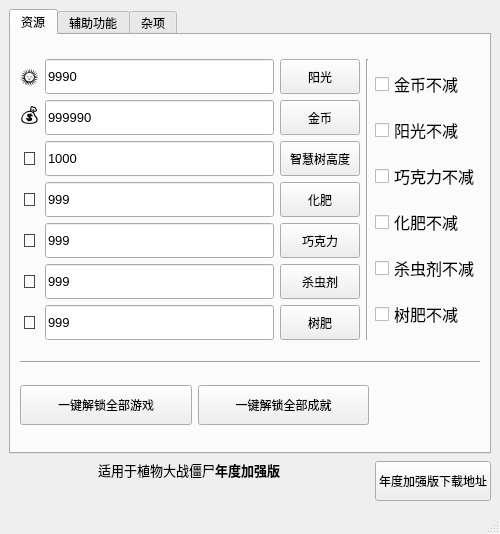
First picture: the form in pvztool.ui, repository windshadow233/pvz-toolkit, before the edit.
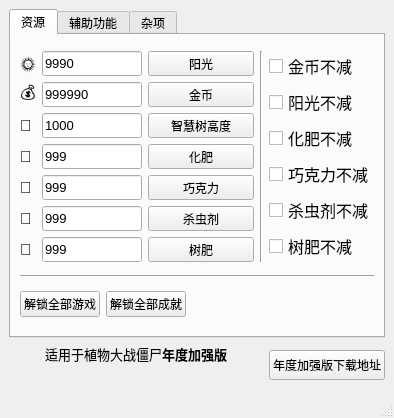
Second picture: the form after the edit.

Commit message: 修改了界面

Patch:
```diff
--- a/pvztool.ui
+++ b/pvztool.ui
@@ -6,8 +6,8 @@
    <rect>
     <x>0</x>
     <y>0</y>
-    <width>500</width>
-    <height>534</height>
+    <width>394</width>
+    <height>418</height>
    </rect>
   </property>
   <property name="sizePolicy">
@@ -95,24 +95,69 @@
         <string>资源</string>
        </attribute>
        <layout class="QGridLayout" name="gridLayout_3">
-        <item row="0" column="3">
-         <widget class="Line" name="line">
-          <property name="orientation">
-           <enum>Qt::Vertical</enum>
-          </property>
-         </widget>
-        </item>
-        <item row="1" column="0" colspan="5">
-         <widget class="Line" name="line_3">
-          <property name="orientation">
-           <enum>Qt::Horizontal</enum>
-          </property>
-         </widget>
-        </item>
-        <item row="0" column="4">
-         <layout class="QVBoxLayout" name="verticalLayout_4">
+        <item row="0" column="0">
+         <layout class="QHBoxLayout" name="horizontalLayout_3">
+          <item>
+           <layout class="QVBoxLayout" name="verticalLayout">
+            <item>
+             <widget class="QLabel" name="label">
+              <property name="sizePolicy">
+               <sizepolicy hsizetype="Fixed" vsizetype="Preferred">
+                <horstretch>0</horstretch>
+                <verstretch>0</verstretch>
+               </sizepolicy>
+              </property>
+              <property name="minimumSize">
+               <size>
+                <width>0</width>
+                <height>0</height>
+               </size>
+              </property>
+              <property name="maximumSize">
+               <size>
+                <width>16777215</width>
+                <height>25</height>
+               </size>
+              </property>
+              <property name="font">
+               <font>
+                <family>Arial</family>
+                <pointsize>12</pointsize>
+                <weight>50</weight>
+                <bold>false</bold>
+               </font>
+              </property>
+              <property name="toolTipDuration">
+               <number>0</number>
+              </property>
+              <property name="text">
+               <string>🌞</string>
+              </property>
+              <property name="alignment">
+               <set>Qt::AlignCenter</set>
+              </property>
+             </widget>
+            </item>
           <item>
-           <widget class="QCheckBox" name="checkBox_4">
+             <widget class="QLabel" name="label_2">
+              <property name="sizePolicy">
+               <sizepolicy hsizetype="Fixed" vsizetype="Preferred">
+                <horstretch>0</horstretch>
+                <verstretch>0</verstretch>
+               </sizepolicy>
+              </property>
+              <property name="minimumSize">
+               <size>
+                <width>0</width>
+                <height>0</height>
+               </size>
+              </property>
+              <property name="maximumSize">
+               <size>
+                <width>16777215</width>
+                <height>25</height>
+               </size>
+              </property>
             <property name="font">
              <font>
               <family>Arial</family>
@@ -122,12 +167,33 @@
              </font>
             </property>
             <property name="text">
-             <string>金币不减</string>
-            </property>
+               <string>💰</string>
+              </property>
+              <property name="alignment">
+               <set>Qt::AlignCenter</set>
+              </property>
            </widget>
           </item>
           <item>
-           <widget class="QCheckBox" name="checkBox_5">
+             <widget class="QLabel" name="label_3">
+              <property name="sizePolicy">
+               <sizepolicy hsizetype="Fixed" vsizetype="Preferred">
+                <horstretch>0</horstretch>
+                <verstretch>0</verstretch>
+               </sizepolicy>
+              </property>
+              <property name="minimumSize">
+               <size>
+                <width>0</width>
+                <height>0</height>
+               </size>
+              </property>
+              <property name="maximumSize">
+               <size>
+                <width>16777215</width>
+                <height>25</height>
+               </size>
+              </property>
             <property name="font">
              <font>
               <family>Arial</family>
@@ -137,12 +203,33 @@
              </font>
             </property>
             <property name="text">
-             <string>阳光不减</string>
-            </property>
+               <string>🌳</string>
+              </property>
+              <property name="alignment">
+               <set>Qt::AlignCenter</set>
+              </property>
            </widget>
           </item>
           <item>
-           <widget class="QCheckBox" name="checkBox_6">
+             <widget class="QLabel" name="label_4">
+              <property name="sizePolicy">
+               <sizepolicy hsizetype="Fixed" vsizetype="Preferred">
+                <horstretch>0</horstretch>
+                <verstretch>0</verstretch>
+               </sizepolicy>
+              </property>
+              <property name="minimumSize">
+               <size>
+                <width>0</width>
+                <height>0</height>
+               </size>
+              </property>
+              <property name="maximumSize">
+               <size>
+                <width>16777215</width>
+                <height>25</height>
+               </size>
+              </property>
             <property name="font">
              <font>
               <family>Arial</family>
@@ -152,12 +239,36 @@
              </font>
             </property>
             <property name="text">
-             <string>巧克力不减</string>
-            </property>
+               <string>🌱</string>
+              </property>
+              <property name="textFormat">
+               <enum>Qt::AutoText</enum>
+              </property>
+              <property name="alignment">
+               <set>Qt::AlignCenter</set>
+              </property>
            </widget>
           </item>
           <item>
-           <widget class="QCheckBox" name="checkBox_7">
+             <widget class="QLabel" name="label_5">
+              <property name="sizePolicy">
+               <sizepolicy hsizetype="Fixed" vsizetype="Preferred">
+                <horstretch>0</horstretch>
+                <verstretch>0</verstretch>
+               </sizepolicy>
+              </property>
+              <property name="minimumSize">
+               <size>
+                <width>0</width>
+                <height>0</height>
+               </size>
+              </property>
+              <property name="maximumSize">
+               <size>
+                <width>16777215</width>
+                <height>25</height>
+               </size>
+              </property>
             <property name="font">
              <font>
               <family>Arial</family>
@@ -167,12 +278,33 @@
              </font>
             </property>
             <property name="text">
-             <string>化肥不减</string>
-            </property>
+               <string>🍫</string>
+              </property>
+              <property name="alignment">
+               <set>Qt::AlignCenter</set>
+              </property>
            </widget>
           </item>
           <item>
-           <widget class="QCheckBox" name="checkBox_8">
+             <widget class="QLabel" name="label_6">
+              <property name="sizePolicy">
+               <sizepolicy hsizetype="Fixed" vsizetype="Preferred">
+                <horstretch>0</horstretch>
+                <verstretch>0</verstretch>
+               </sizepolicy>
+              </property>
+              <property name="minimumSize">
+               <size>
+                <width>0</width>
+                <height>0</height>
+               </size>
+              </property>
+              <property name="maximumSize">
+               <size>
+                <width>16777215</width>
+                <height>25</height>
+               </size>
+              </property>
             <property name="font">
              <font>
               <family>Arial</family>
@@ -182,12 +314,33 @@
              </font>
             </property>
             <property name="text">
-             <string>杀虫剂不减</string>
-            </property>
+               <string>🐛</string>
+              </property>
+              <property name="alignment">
+               <set>Qt::AlignCenter</set>
+              </property>
            </widget>
           </item>
           <item>
-           <widget class="QCheckBox" name="checkBox_9">
+             <widget class="QLabel" name="label_7">
+              <property name="sizePolicy">
+               <sizepolicy hsizetype="Fixed" vsizetype="Preferred">
+                <horstretch>0</horstretch>
+                <verstretch>0</verstretch>
+               </sizepolicy>
+              </property>
+              <property name="minimumSize">
+               <size>
+                <width>0</width>
+                <height>0</height>
+               </size>
+              </property>
+              <property name="maximumSize">
+               <size>
+                <width>16777215</width>
+                <height>25</height>
+               </size>
+              </property>
             <property name="font">
              <font>
               <family>Arial</family>
@@ -197,20 +350,29 @@
              </font>
             </property>
             <property name="text">
-             <string>树肥不减</string>
+               <string>🌲</string>
+              </property>
+              <property name="alignment">
+               <set>Qt::AlignCenter</set>
             </property>
            </widget>
           </item>
          </layout>
         </item>
-        <item row="0" column="1">
+          <item>
          <layout class="QVBoxLayout" name="verticalLayout_2">
           <item>
            <widget class="QLineEdit" name="lineEdit">
             <property name="minimumSize">
              <size>
               <width>0</width>
-              <height>35</height>
+                <height>25</height>
+               </size>
+              </property>
+              <property name="maximumSize">
+               <size>
+                <width>100</width>
+                <height>16777215</height>
              </size>
             </property>
             <property name="font">
@@ -237,7 +399,13 @@
             <property name="minimumSize">
              <size>
               <width>0</width>
-              <height>35</height>
+                <height>25</height>
+               </size>
+              </property>
+              <property name="maximumSize">
+               <size>
+                <width>100</width>
+                <height>16777215</height>
              </size>
             </property>
             <property name="font">
@@ -264,7 +432,13 @@
             <property name="minimumSize">
              <size>
               <width>0</width>
-              <height>35</height>
+                <height>25</height>
+               </size>
+              </property>
+              <property name="maximumSize">
+               <size>
+                <width>100</width>
+                <height>16777215</height>
              </size>
             </property>
             <property name="font">
@@ -291,7 +465,13 @@
             <property name="minimumSize">
              <size>
               <width>0</width>
-              <height>35</height>
+                <height>25</height>
+               </size>
+              </property>
+              <property name="maximumSize">
+               <size>
+                <width>100</width>
+                <height>16777215</height>
              </size>
             </property>
             <property name="font">
@@ -318,7 +498,13 @@
             <property name="minimumSize">
              <size>
               <width>0</width>
-              <height>35</height>
+                <height>25</height>
+               </size>
+              </property>
+              <property name="maximumSize">
+               <size>
+                <width>100</width>
+                <height>16777215</height>
              </size>
             </property>
             <property name="font">
@@ -345,7 +531,13 @@
             <property name="minimumSize">
              <size>
               <width>0</width>
-              <height>35</height>
+                <height>25</height>
+               </size>
+              </property>
+              <property name="maximumSize">
+               <size>
+                <width>100</width>
+                <height>16777215</height>
              </size>
             </property>
             <property name="font">
@@ -372,7 +564,13 @@
             <property name="minimumSize">
              <size>
               <width>0</width>
-              <height>35</height>
+                <height>25</height>
+               </size>
+              </property>
+              <property name="maximumSize">
+               <size>
+                <width>100</width>
+                <height>16777215</height>
              </size>
             </property>
             <property name="font">
@@ -396,8 +594,8 @@
           </item>
          </layout>
         </item>
-        <item row="0" column="2">
-         <layout class="QVBoxLayout" name="verticalLayout_3">
+          <item>
+           <layout class="QVBoxLayout" name="verticalLayout_5">
           <item>
            <widget class="QPushButton" name="pushButton">
             <property name="sizePolicy">
@@ -415,7 +613,7 @@
             <property name="maximumSize">
              <size>
               <width>16777215</width>
-              <height>35</height>
+                <height>25</height>
              </size>
             </property>
             <property name="text">
@@ -443,7 +641,7 @@
             <property name="maximumSize">
              <size>
               <width>16777215</width>
-              <height>35</height>
+                <height>25</height>
              </size>
             </property>
             <property name="text">
@@ -471,7 +669,7 @@
             <property name="maximumSize">
              <size>
               <width>16777215</width>
-              <height>35</height>
+                <height>25</height>
              </size>
             </property>
             <property name="text">
@@ -499,7 +697,7 @@
             <property name="maximumSize">
              <size>
               <width>16777215</width>
-              <height>35</height>
+                <height>25</height>
              </size>
             </property>
             <property name="text">
@@ -527,7 +725,7 @@
             <property name="maximumSize">
              <size>
               <width>16777215</width>
-              <height>35</height>
+                <height>25</height>
              </size>
             </property>
             <property name="text">
@@ -555,7 +753,7 @@
             <property name="maximumSize">
              <size>
               <width>16777215</width>
-              <height>35</height>
+                <height>25</height>
              </size>
             </property>
             <property name="text">
@@ -583,7 +781,7 @@
             <property name="maximumSize">
              <size>
               <width>16777215</width>
-              <height>35</height>
+                <height>25</height>
              </size>
             </property>
             <property name="text">
@@ -593,266 +791,169 @@
           </item>
          </layout>
         </item>
-        <item row="0" column="0">
-         <layout class="QVBoxLayout" name="verticalLayout">
-          <item>
-           <widget class="QLabel" name="label">
-            <property name="sizePolicy">
-             <sizepolicy hsizetype="Preferred" vsizetype="Preferred">
-              <horstretch>0</horstretch>
-              <verstretch>0</verstretch>
-             </sizepolicy>
-            </property>
-            <property name="minimumSize">
-             <size>
-              <width>0</width>
-              <height>0</height>
-             </size>
-            </property>
-            <property name="maximumSize">
-             <size>
-              <width>16777215</width>
-              <height>35</height>
-             </size>
-            </property>
-            <property name="font">
-             <font>
-              <family>Arial</family>
-              <pointsize>14</pointsize>
-              <weight>50</weight>
-              <bold>false</bold>
-             </font>
-            </property>
-            <property name="toolTipDuration">
-             <number>0</number>
-            </property>
-            <property name="text">
-             <string>🌞</string>
-            </property>
-            <property name="alignment">
-             <set>Qt::AlignCenter</set>
-            </property>
-           </widget>
-          </item>
+         </layout>
+        </item>
+        <item row="0" column="1">
+         <widget class="Line" name="line">
+          <property name="orientation">
+           <enum>Qt::Vertical</enum>
+          </property>
+         </widget>
+        </item>
+        <item row="0" column="2">
+         <layout class="QVBoxLayout" name="verticalLayout_4">
           <item>
-           <widget class="QLabel" name="label_2">
-            <property name="sizePolicy">
-             <sizepolicy hsizetype="Preferred" vsizetype="Preferred">
-              <horstretch>0</horstretch>
-              <verstretch>0</verstretch>
-             </sizepolicy>
-            </property>
-            <property name="minimumSize">
-             <size>
-              <width>0</width>
-              <height>0</height>
-             </size>
-            </property>
-            <property name="maximumSize">
-             <size>
-              <width>16777215</width>
-              <height>35</height>
-             </size>
-            </property>
+           <widget class="QCheckBox" name="checkBox_4">
             <property name="font">
              <font>
               <family>Arial</family>
-              <pointsize>14</pointsize>
+              <pointsize>12</pointsize>
               <weight>50</weight>
               <bold>false</bold>
              </font>
             </property>
             <property name="text">
-             <string>💰</string>
+             <string>金币不减</string>
             </property>
-            <property name="alignment">
-             <set>Qt::AlignCenter</set>
-            </property>
            </widget>
           </item>
           <item>
-           <widget class="QLabel" name="label_3">
-            <property name="minimumSize">
-             <size>
-              <width>0</width>
-              <height>0</height>
-             </size>
-            </property>
-            <property name="maximumSize">
-             <size>
-              <width>16777215</width>
-              <height>35</height>
-             </size>
-            </property>
+           <widget class="QCheckBox" name="checkBox_5">
             <property name="font">
              <font>
               <family>Arial</family>
-              <pointsize>14</pointsize>
+              <pointsize>12</pointsize>
               <weight>50</weight>
               <bold>false</bold>
              </font>
             </property>
             <property name="text">
-             <string>🌳</string>
+             <string>阳光不减</string>
             </property>
-            <property name="alignment">
-             <set>Qt::AlignCenter</set>
-            </property>
            </widget>
           </item>
           <item>
-           <widget class="QLabel" name="label_4">
-            <property name="minimumSize">
-             <size>
-              <width>0</width>
-              <height>0</height>
-             </size>
-            </property>
-            <property name="maximumSize">
-             <size>
-              <width>776</width>
-              <height>35</height>
-             </size>
-            </property>
+           <widget class="QCheckBox" name="checkBox_7">
             <property name="font">
              <font>
               <family>Arial</family>
-              <pointsize>14</pointsize>
+              <pointsize>12</pointsize>
               <weight>50</weight>
               <bold>false</bold>
              </font>
             </property>
             <property name="text">
-             <string>🌱</string>
+             <string>化肥不减</string>
             </property>
-            <property name="textFormat">
-             <enum>Qt::AutoText</enum>
-            </property>
-            <property name="alignment">
-             <set>Qt::AlignCenter</set>
-            </property>
            </widget>
           </item>
           <item>
-           <widget class="QLabel" name="label_5">
-            <property name="minimumSize">
-             <size>
-              <width>0</width>
-              <height>0</height>
-             </size>
-            </property>
-            <property name="maximumSize">
-             <size>
-              <width>16777215</width>
-              <height>35</height>
-             </size>
-            </property>
+           <widget class="QCheckBox" name="checkBox_6">
             <property name="font">
              <font>
               <family>Arial</family>
-              <pointsize>14</pointsize>
+              <pointsize>12</pointsize>
               <weight>50</weight>
               <bold>false</bold>
              </font>
             </property>
             <property name="text">
-             <string>🍫</string>
+             <string>巧克力不减</string>
             </property>
-            <property name="alignment">
-             <set>Qt::AlignCenter</set>
-            </property>
            </widget>
           </item>
           <item>
-           <widget class="QLabel" name="label_6">
-            <property name="minimumSize">
-             <size>
-              <width>0</width>
-              <height>0</height>
-             </size>
-            </property>
-            <property name="maximumSize">
-             <size>
-              <width>16777215</width>
-              <height>35</height>
-             </size>
-            </property>
+           <widget class="QCheckBox" name="checkBox_8">
             <property name="font">
              <font>
               <family>Arial</family>
-              <pointsize>14</pointsize>
+              <pointsize>12</pointsize>
               <weight>50</weight>
               <bold>false</bold>
              </font>
             </property>
             <property name="text">
-             <string>🐛</string>
+             <string>杀虫剂不减</string>
             </property>
-            <property name="alignment">
-             <set>Qt::AlignCenter</set>
-            </property>
            </widget>
           </item>
           <item>
-           <widget class="QLabel" name="label_7">
-            <property name="minimumSize">
-             <size>
-              <width>0</width>
-              <height>0</height>
-             </size>
-            </property>
-            <property name="maximumSize">
-             <size>
-              <width>16777215</width>
-              <height>35</height>
-             </size>
-            </property>
+           <widget class="QCheckBox" name="checkBox_9">
             <property name="font">
              <font>
               <family>Arial</family>
-              <pointsize>14</pointsize>
+              <pointsize>12</pointsize>
               <weight>50</weight>
               <bold>false</bold>
              </font>
             </property>
             <property name="text">
-             <string>🌲</string>
+             <string>树肥不减</string>
             </property>
-            <property name="alignment">
-             <set>Qt::AlignCenter</set>
-            </property>
            </widget>
           </item>
          </layout>
         </item>
-        <item row="2" column="0" colspan="4">
+        <item row="1" column="0" colspan="3">
+         <widget class="Line" name="line_3">
+          <property name="orientation">
+           <enum>Qt::Horizontal</enum>
+          </property>
+         </widget>
+        </item>
+        <item row="2" column="0">
          <layout class="QHBoxLayout" name="horizontalLayout_2">
           <item>
            <widget class="QPushButton" name="pushButton_12">
+            <property name="sizePolicy">
+             <sizepolicy hsizetype="Fixed" vsizetype="Fixed">
+              <horstretch>0</horstretch>
+              <verstretch>0</verstretch>
+             </sizepolicy>
+            </property>
             <property name="minimumSize">
              <size>
               <width>0</width>
-              <height>40</height>
+              <height>25</height>
              </size>
             </property>
             <property name="text">
-             <string>一键解锁全部游戏</string>
+             <string>解锁全部游戏</string>
             </property>
            </widget>
           </item>
           <item>
            <widget class="QPushButton" name="pushButton_13">
+            <property name="sizePolicy">
+             <sizepolicy hsizetype="Fixed" vsizetype="Fixed">
+              <horstretch>0</horstretch>
+              <verstretch>0</verstretch>
+             </sizepolicy>
+            </property>
             <property name="minimumSize">
              <size>
               <width>0</width>
-              <height>40</height>
+              <height>25</height>
              </size>
             </property>
             <property name="text">
-             <string>一键解锁全部成就</string>
+             <string>解锁全部成就</string>
             </property>
            </widget>
           </item>
+          <item>
+           <spacer name="horizontalSpacer_2">
+            <property name="orientation">
+             <enum>Qt::Horizontal</enum>
+            </property>
+            <property name="sizeHint" stdset="0">
+             <size>
+              <width>40</width>
+              <height>20</height>
+             </size>
+            </property>
+           </spacer>
+          </item>
          </layout>
         </item>
        </layout>
@@ -861,16 +962,7 @@
        <attribute name="title">
         <string>辅助功能</string>
        </attribute>
-       <widget class="QWidget" name="">
-        <property name="geometry">
-         <rect>
-          <x>11</x>
-          <y>11</y>
-          <width>451</width>
-          <height>63</height>
-         </rect>
-        </property>
-        <layout class="QVBoxLayout" name="verticalLayout_5">
+       <layout class="QVBoxLayout" name="verticalLayout_3">
          <item>
           <layout class="QHBoxLayout" name="horizontalLayout">
            <item>
@@ -1009,17 +1101,7 @@
            </property>
           </widget>
          </item>
-        </layout>
-       </widget>
-       <widget class="QWidget" name="">
-        <property name="geometry">
-         <rect>
-          <x>11</x>
-          <y>84</y>
-          <width>451</width>
-          <height>281</height>
-         </rect>
-        </property>
+        <item>
         <layout class="QGridLayout" name="gridLayout">
          <item row="0" column="0">
           <widget class="QCheckBox" name="checkBox_13">
@@ -1202,7 +1284,8 @@
           </widget>
          </item>
         </layout>
-       </widget>
+        </item>
+       </layout>
       </widget>
       <widget class="QWidget" name="tab_3">
        <attribute name="title">
@@ -1488,7 +1571,7 @@
         <property name="minimumSize">
          <size>
           <width>0</width>
-          <height>40</height>
+          <height>30</height>
          </size>
         </property>
         <property name="text">
```
Left out of the diff: 99 changed lines with no effect on the pictures. Lines whose indentation alone changed are shown as unchanged. The commit also changes 1 other file.
